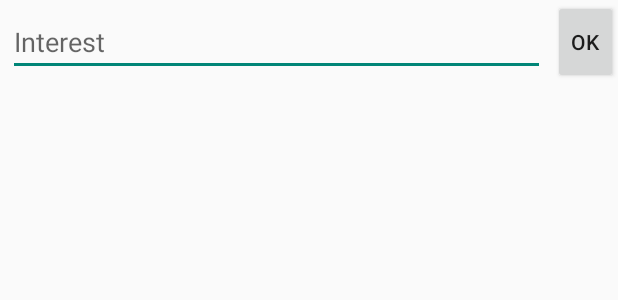
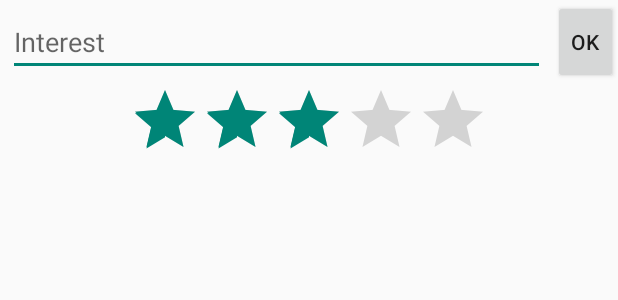
Before and after one commit to JamesSto/Bloom-App, an Android app: the layout fragment_profile.xml on its own in the app's theme, with its tools: preview values and no code run, on a phone screen of 412 x 824 dp. Shown: the top 300 px of the screen. Run offline under Robolectric (Android 15) with nearby library versions, the phone set to English and light mode, and no system bars.

Commit message:
Added autocomplete, star ratings

```diff
--- a/Bloom/app/src/main/res/layout/fragment_profile.xml
+++ b/Bloom/app/src/main/res/layout/fragment_profile.xml
@@ -2,8 +2,6 @@
     xmlns:tools="http://schemas.android.com/tools" android:layout_width="match_parent"
     android:layout_height="match_parent" tools:context="cornell.hacks.bloom.ProfileFragment"
     android:id="@+id/a">
-
-    <!-- TODO: Update blank fragment layout -->
 
     <LinearLayout
         android:orientation="horizontal"
@@ -11,10 +9,12 @@
         android:layout_height="wrap_content"
         android:id = "@+id/topBar">
 
-        <EditText
+        <AutoCompleteTextView
             android:layout_width="match_parent"
             android:layout_height="wrap_content"
             android:layout_weight="10"
+
+            android:completionThreshold="2"
 
             android:imeOptions="actionDone"
             android:layout_margin="5dp"
@@ -37,10 +37,21 @@
             android:layout_alignParentTop="true"
             android:layout_alignParentEnd="true" />
     </LinearLayout>
+
+    <RatingBar
+        android:layout_width="wrap_content"
+        android:layout_height="wrap_content"
+        android:id="@+id/ratingBar"
+        android:layout_below="@id/topBar"
+        android:layout_centerHorizontal="true"
+        android:numStars="5"
+        android:rating="3"
+        android:stepSize="1"/>
+
     <ScrollView
         android:layout_width="match_parent"
         android:layout_height="wrap_content"
-        android:layout_below="@id/topBar">
+        android:layout_below="@id/ratingBar">
 
         <LinearLayout
             android:orientation="vertical"
```
Also changed, not shown: Bloom/app/src/main/java/cornell/hacks/bloom/MainActivity.java (+6 -1 lines), Bloom/app/src/main/java/cornell/hacks/bloom/ProfileFragment.java (+9 -0 lines), Bloom/app/src/main/res/values/strings.xml (+12 -2 lines).
